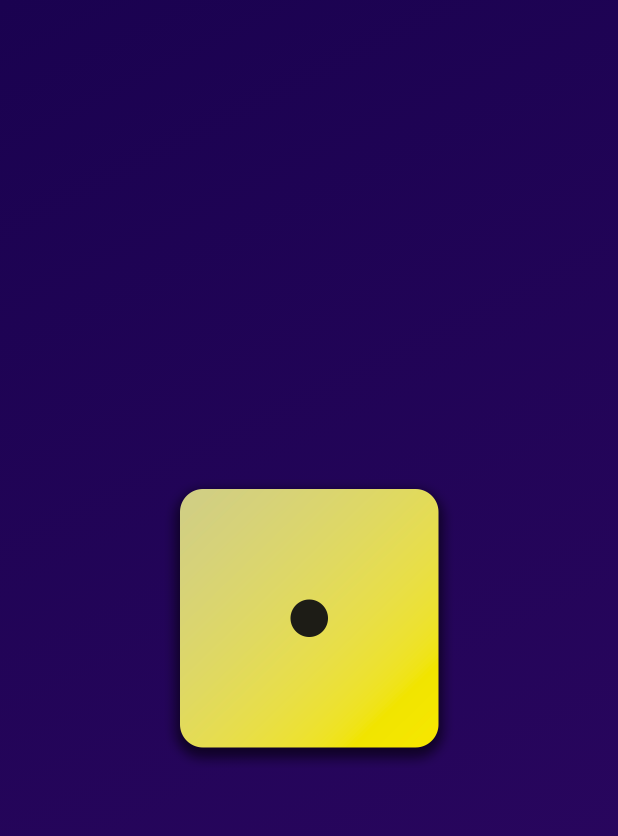
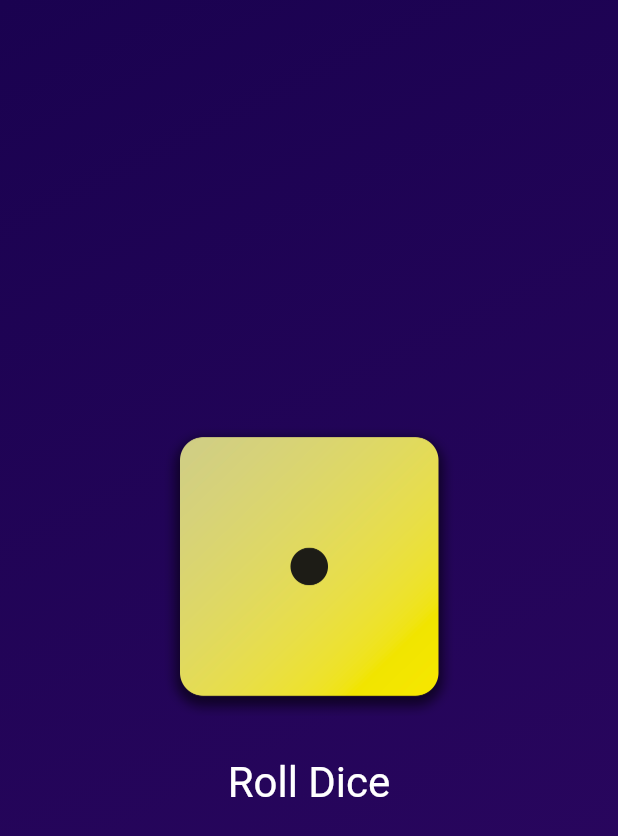
Before and after one commit to dario-nihil/flutter_roll_dice, a Flutter app: the screen it shows after launch, on a phone screen of 412 x 824 dp. Shown: the top 836 px of the screen. Run offline on Flutter 3.47's test engine with Material 3 defaults, Android fonts, the phone set to English and light mode, and no system bars.

Commit message:
added DiceRoller StateFulWidget class to handle dice image transition on button clicked

```diff
--- /dev/null
+++ b/lib/dice_roller.dart
@@ -0,0 +1,46 @@
+import 'package:flutter/material.dart';
+
+class DiceRoller extends StatefulWidget {
+  const DiceRoller({super.key});
+
+  @override
+  State<DiceRoller> createState() {
+    return _DiceRollerState();
+  }
+}
+
+class _DiceRollerState extends State<DiceRoller> {
+  var activeDiceImage = 'assets/images/dice-1.png';
+
+  void rollDice() {
+    setState(() {
+      activeDiceImage = 'assets/images/dice-4.png';
+    });
+  }
+
+  @override
+  Widget build(BuildContext context) {
+    return Column(
+      mainAxisSize: MainAxisSize.min,
+      children: [
+        Image.asset(
+          activeDiceImage,
+          width: 200,
+        ),
+        const SizedBox(
+          height: 20,
+        ),
+        TextButton(
+          onPressed: rollDice,
+          style: TextButton.styleFrom(
+            foregroundColor: Colors.white,
+            textStyle: const TextStyle(
+              fontSize: 28,
+            ),
+          ),
+          child: const Text('Roll Dice'),
+        )
+      ],
+    );
+  }
+}
--- a/lib/gradient_container.dart
+++ b/lib/gradient_container.dart
@@ -1,4 +1,6 @@
 import 'package:flutter/material.dart';
+
+import 'package:roll_dice/dice_roller.dart';
 
 const startAlignment = Alignment.topLeft;
 const endAlignment = Alignment.bottomRight;
@@ -18,11 +20,8 @@ class GradientContainer extends StatelessWidget {
           end: endAlignment,
         ),
       ),
-      child: Center(
-        child: Image.asset(
-          'assets/images/dice-1.png',
-          width: 200,
-        ),
+      child: const Center(
+        child: DiceRoller(),
       ),
     );
   }
```
